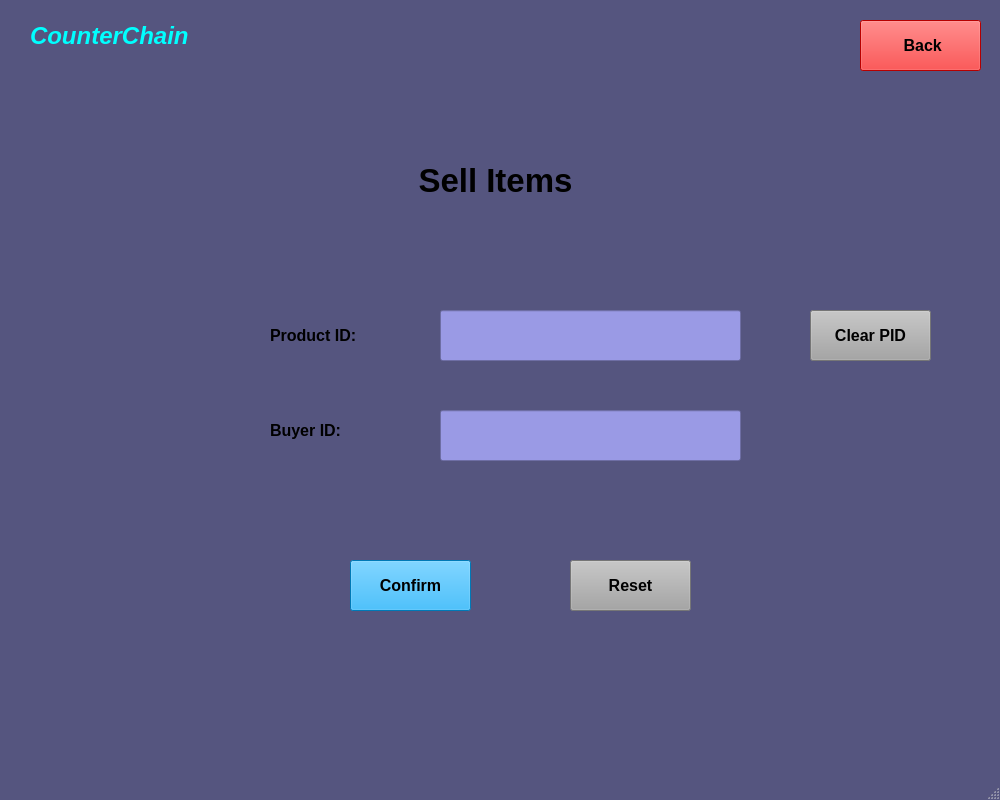
shubham0298/CounterChain, file sell.ui: the form before one commit.
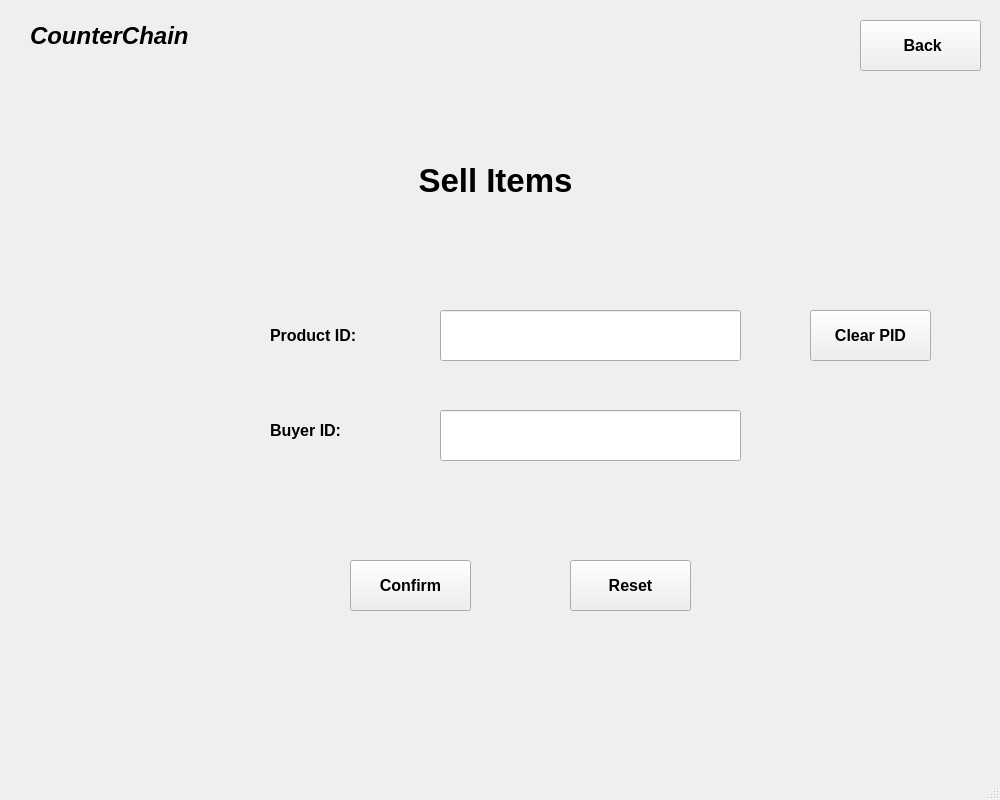
The form after the commit. Icons and pictures are not drawn.

Patch:
```diff
--- a/sell.ui
+++ b/sell.ui
@@ -32,24 +32,7 @@
    <string>CounterChain - Sell Items</string>
   </property>
   <property name="styleSheet">
-   <string notr="true">QMainWindow{
-	background-color: rgb(85, 85, 127);
-}
-QLineEdit{	
-	background-color: rgb(154, 154, 229);
-}
-QPushButton#homeButton{
-	background-color: rgb(255, 0, 0);
-}
-QPushButton#sellConfirmButton{
-	background-color: rgb(0, 170, 255);
-}
-QPushButton#resetButton{
-	background-color: rgb(165, 165, 165);
-}
-QPushButton#clearButton{
-	background-color: rgb(165, 165, 165);
-}</string>
+   <string notr="true"/>
   </property>
   <widget class="QWidget" name="centralwidget">
    <widget class="QPushButton" name="sellConfirmButton">
@@ -159,8 +142,8 @@
         <brush brushstyle="SolidPattern">
          <color alpha="255">
           <red>0</red>
-          <green>255</green>
-          <blue>255</blue>
+          <green>0</green>
+          <blue>0</blue>
          </color>
         </brush>
        </colorrole>
@@ -170,8 +153,8 @@
         <brush brushstyle="SolidPattern">
          <color alpha="255">
           <red>0</red>
-          <green>255</green>
-          <blue>255</blue>
+          <green>0</green>
+          <blue>0</blue>
          </color>
         </brush>
        </colorrole>
```
